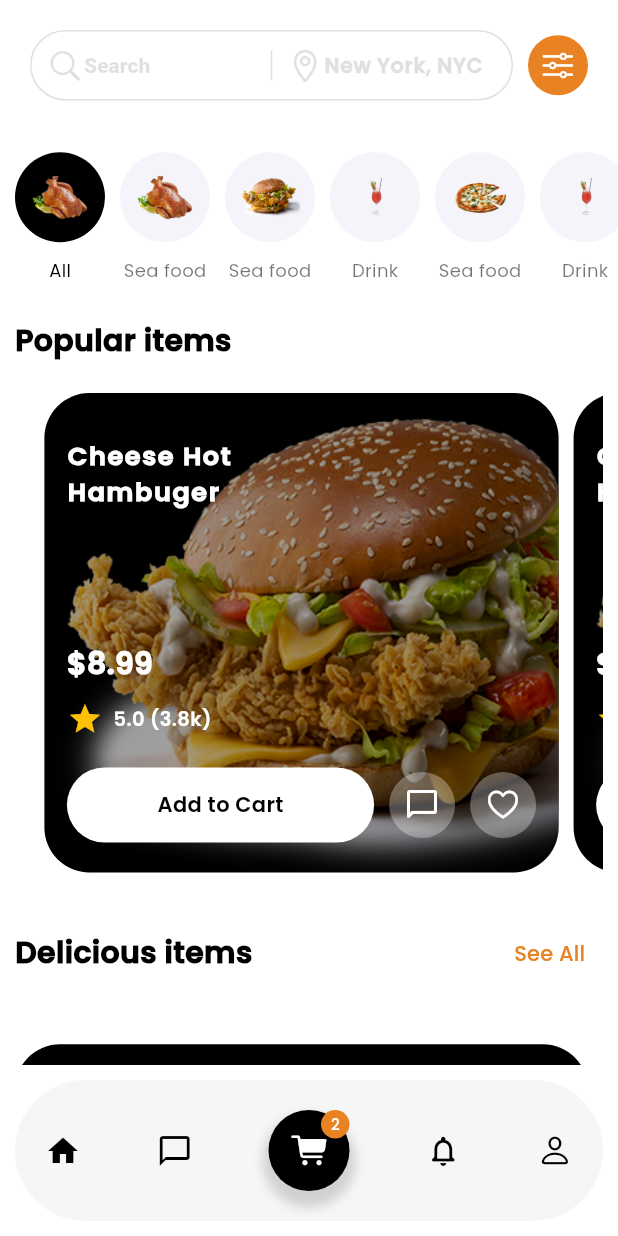
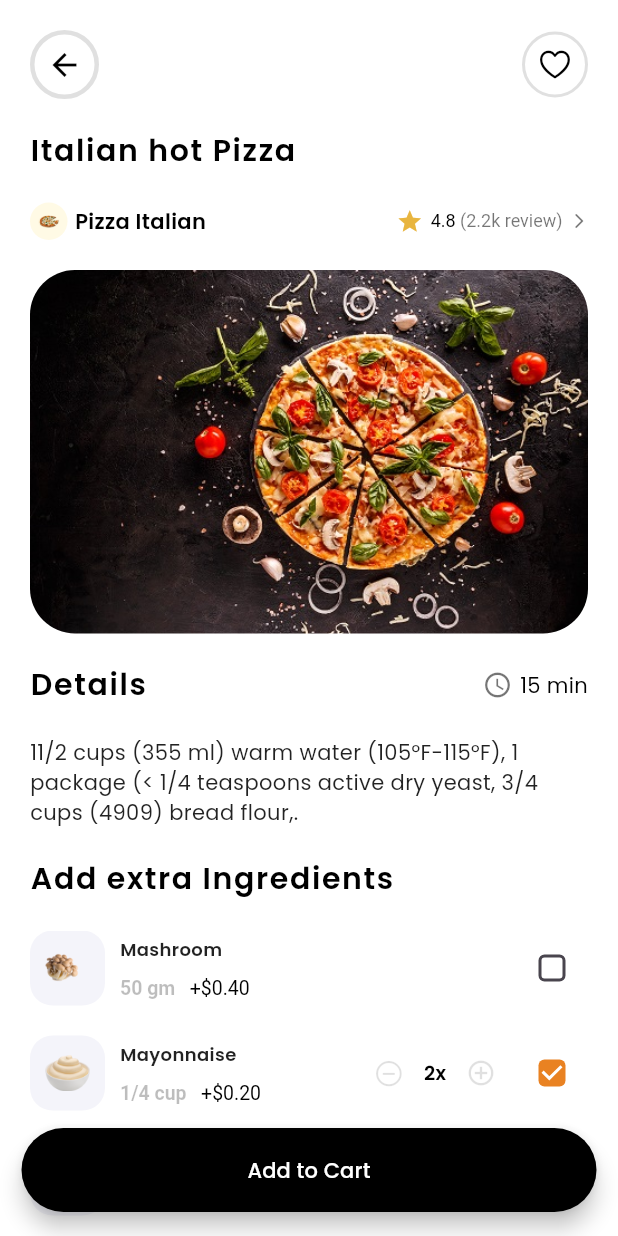
Before and after one commit to christ-dev19/freestyles, a Flutter app: the screen it shows after launch, on a phone screen of 412 x 824 dp. Run offline on Flutter 3.47's test engine with Material 2 defaults, Android fonts, the phone set to English and light mode, and no system bars.

Commit message:
fix FoodOrderingApp2.dart

```diff
--- a/lib/core/AppRouting.dart
+++ b/lib/core/AppRouting.dart
@@ -7,6 +7,7 @@ import '../screens/CorporateWellnessPage.dart';
 import '../screens/CorporateWellnessWithModalPage.dart';
 import '../screens/DragableCustom.dart';
 import '../screens/FoodOrderingApp/FoodOrderingApp1.dart';
+import '../screens/FoodOrderingApp/FoodOrderingApp2.dart';
 import '../screens/MyHomePage.dart';
 import '../screens/RegisterPage.dart';
 
@@ -15,6 +16,7 @@ class AppRouting {
   static const login = "login";
   static const register = "register";
   static const foodOrderingApp1 = "FoodOrderingApp1";
+  static const foodOrderingApp2 = "FoodOrderingApp2";
   static const corporateWellness = "corporateWellness";
   static const corporateWellnessWithModalPage =
       "CorporateWellnessWithModalPage";
@@ -51,6 +53,10 @@ class AppRouting {
         return MaterialPageRoute(builder: (_) {
           return const FoodOrderingApp1();
         });
+        case foodOrderingApp2:
+        return MaterialPageRoute(builder: (_) {
+          return const FoodOrderingApp2();
+        });
       case corporateWellnessWithModalPage:
         return MaterialPageRoute(builder: (_) {
           return const CorporateWellnessWithModalPage();
--- a/lib/main.dart
+++ b/lib/main.dart
@@ -15,7 +15,7 @@ class MyApp extends StatelessWidget {
     return MaterialApp(
       title: 'Flutter Demo',
       debugShowCheckedModeBanner: false,
-      initialRoute: AppRouting.foodOrderingApp1,
+      initialRoute: AppRouting.foodOrderingApp2,
       onGenerateRoute: (settings) => AppRouting.onGenerateRoute(settings),
       onGenerateTitle: (context) {
         return "context";
--- a/lib/screens/FoodOrderingApp/FoodOrderingApp1.dart
+++ b/lib/screens/FoodOrderingApp/FoodOrderingApp1.dart
@@ -5,6 +5,8 @@ import 'package:flutter/material.dart';
 import 'package:flutter/services.dart';
 import 'package:intl/intl.dart';
 import 'package:vector_math/vector_math.dart' as vm;
+
+import '../../core/AppRouting.dart';
 
 Color colorOrange = const Color.fromRGBO(233, 130, 34, 1);
 Color colorGrey = const Color.fromRGBO(216, 216, 236, 0.28627450980392155);
@@ -406,7 +408,11 @@ class ItemWidget extends StatelessWidget {
     var size = MediaQuery.of(context).size;
     NumberFormat numberFormat = NumberFormat.simpleCurrency(locale: 'en_US');
 
-    return Container(
+    return GestureDetector(
+      onTap: () {
+        Navigator.pushNamed(context, AppRouting.foodOrderingApp2);
+      },
+      child: Container(
         margin: const EdgeInsets.only(right: 10, bottom: 10),
         decoration: BoxDecoration(
           color: Colors.black,
@@ -414,7 +420,8 @@ class ItemWidget extends StatelessWidget {
             image: AssetImage(data['image']),
             fit: BoxFit.cover,
             alignment: Alignment.centerLeft,
-          colorFilter: const ColorFilter.mode(Colors.black38, BlendMode.srcATop),
+            colorFilter:
+                const ColorFilter.mode(Colors.black38, BlendMode.srcATop),
           ),
           borderRadius: const BorderRadius.all(
             Radius.circular(30),
@@ -515,6 +522,7 @@ class ItemWidget extends StatelessWidget {
             ],
           ),
         ),
+      ),
     );
   }
 }
--- /dev/null
+++ b/lib/screens/FoodOrderingApp/FoodOrderingApp2.dart
@@ -0,0 +1,462 @@
+import 'dart:math';
+
+import 'package:flutter/cupertino.dart';
+import 'package:flutter/material.dart';
+import 'package:flutter/services.dart';
+import 'package:freestyles/core/AppRouting.dart';
+import 'package:intl/intl.dart';
+
+Color colorOrange = const Color.fromRGBO(233, 130, 34, 1);
+Color colorGrey = const Color.fromRGBO(216, 216, 236, 0.28627450980392155);
+
+class FoodOrderingApp2 extends StatefulWidget {
+  const FoodOrderingApp2({super.key});
+
+  @override
+  State<FoodOrderingApp2> createState() => _FoodOrderingApp2State();
+}
+
+class _FoodOrderingApp2State extends State<FoodOrderingApp2> {
+  List<dynamic> ingredients = [
+    {
+      "id": Random().nextInt(900),
+      "portion": "50 gm",
+      "name": "Mashroom",
+      "quantity": 0,
+      "price": 0.40,
+      "checked": false,
+      "image": "assets/images/FoodOrderingApp/beech-isolated-white.png",
+    },
+    {
+      "id": Random().nextInt(900),
+      "portion": "1/4 cup",
+      "name": "Mayonnaise",
+      "quantity": 2,
+      "price": 0.20,
+      "checked": true,
+      "image": "assets/images/FoodOrderingApp/mayonnaise.png",
+    },
+    {
+      "id": Random().nextInt(900),
+      "portion": "1/2 cup",
+      "name": "Peeled boilied egg",
+      "quantity": 0,
+      "price": 0.20,
+      "checked": false,
+      "image": "assets/images/FoodOrderingApp/iso-egg.png",
+    },
+    {
+      "id": Random().nextInt(900),
+      "portion": "1/3 cup",
+      "name": "Lemon juce",
+      "quantity": 1,
+      "price": 0.20,
+      "checked": true,
+      "image": "assets/images/FoodOrderingApp/Lemon-Juice.png",
+    },
+    {
+      "id": Random().nextInt(900),
+      "portion": "50 gm",
+      "name": "Mashroom",
+      "quantity": 0,
+      "price": 0.40,
+      "checked": false,
+      "image": "assets/images/FoodOrderingApp/beech-isolated-white.png",
+    },
+    {
+      "id": Random().nextInt(900),
+      "portion": "1/4 cup",
+      "name": "Mayonnaise",
+      "quantity": 2,
+      "price": 0.20,
+      "checked": true,
+      "image": "assets/images/FoodOrderingApp/mayonnaise.png",
+    },
+    {
+      "id": Random().nextInt(900),
+      "portion": "1/2 cup",
+      "name": "Peeled boilied egg",
+      "quantity": 0,
+      "price": 0.20,
+      "checked": false,
+      "image": "assets/images/FoodOrderingApp/iso-egg.png",
+    },
+  ];
+  List<dynamic> ingredientsSelected = [];
+
+  NumberFormat numberFormat = new NumberFormat.simpleCurrency();
+
+  @override
+  Widget build(BuildContext context) {
+    Size size = MediaQuery.of(context).size;
+    return AnnotatedRegion<SystemUiOverlayStyle>(
+      value: const SystemUiOverlayStyle(
+        statusBarColor: Colors.white,
+        statusBarIconBrightness: Brightness.dark,
+      ),
+      child: Scaffold(
+        backgroundColor: Colors.white,
+        body: SafeArea(
+          child: SizedBox(
+            width: size.width,
+            height: size.height,
+            child: SingleChildScrollView(
+              padding: const EdgeInsets.all(20),
+              child: Column(
+                crossAxisAlignment: CrossAxisAlignment.start,
+                children: [
+                  Container(
+                    margin: const EdgeInsets.only(bottom: 20),
+                    child: Row(
+                      mainAxisAlignment: MainAxisAlignment.spaceBetween,
+                      crossAxisAlignment: CrossAxisAlignment.center,
+                      children: [
+                        GestureDetector(
+                          onTap: () {
+                            Navigator.pushNamed(
+                                context, AppRouting.foodOrderingApp1);
+                          },
+                          child: Container(
+                            padding: const EdgeInsets.all(8),
+                            decoration: BoxDecoration(
+                              shape: BoxShape.circle,
+                              border: Border.all(
+                                color: Colors.black12,
+                                width: 3,
+                              ),
+                            ),
+                            child: const Icon(
+                              Icons.arrow_back,
+                              color: Colors.black,
+                            ),
+                          ),
+                        ),
+                        Container(
+                          padding: const EdgeInsets.all(8),
+                          decoration: BoxDecoration(
+                            shape: BoxShape.circle,
+                            border: Border.all(
+                              color: Colors.black12,
+                              width: 2,
+                            ),
+                          ),
+                          child: const Icon(
+                            CupertinoIcons.heart,
+                            color: Colors.black,
+                          ),
+                        ),
+                      ],
+                    ),
+                  ),
+                  const Padding(
+                    padding: EdgeInsets.only(bottom: 20.0),
+                    child: Text(
+                      "Italian hot Pizza",
+                      maxLines: 2,
+                      overflow: TextOverflow.ellipsis,
+                      textAlign: TextAlign.start,
+                      style: TextStyle(
+                          color: Colors.black,
+                          fontWeight: FontWeight.w700,
+                          fontSize: 20,
+                          letterSpacing: 1.1),
+                    ),
+                  ),
+                  Padding(
+                    padding: const EdgeInsets.only(bottom: 20.0),
+                    child: Row(
+                      mainAxisAlignment: MainAxisAlignment.spaceBetween,
+                      crossAxisAlignment: CrossAxisAlignment.center,
+                      children: [
+                        Container(
+                          width: 25,
+                          height: 25,
+                          padding: const EdgeInsets.all(5),
+                          decoration: BoxDecoration(
+                            color: Colors.amberAccent.shade100.withOpacity(.2),
+                            shape: BoxShape.circle,
+                          ),
+                          child: Image.asset(
+                            'assets/images/FoodOrderingApp/pizza.png',
+                            fit: BoxFit.contain,
+                          ),
+                        ),
+                        const SizedBox(width: 5),
+                        const Expanded(
+                          child: Text(
+                            "Pizza Italian",
+                            maxLines: 1,
+                            overflow: TextOverflow.ellipsis,
+                            textAlign: TextAlign.start,
+                            style: TextStyle(
+                                color: Colors.black,
+                                fontWeight: FontWeight.w700),
+                          ),
+                        ),
+                        const SizedBox(width: 5),
+                        const Icon(
+                          Icons.star,
+                          size: 18,
+                          color: Color.fromRGBO(232, 181, 63, 1),
+                        ),
+                        const SizedBox(width: 5),
+                        RichText(
+                          overflow: TextOverflow.ellipsis,
+                          maxLines: 1,
+                          text: const TextSpan(
+                            text: "4.8",
+                            style: TextStyle(
+                              color: Colors.black,
+                              fontSize: 12,
+                            ),
+                            children: [
+                              TextSpan(
+                                text: " (2.2k review)",
+                                style: TextStyle(
+                                  color: Colors.black54,
+                                ),
+                              )
+                            ],
+                          ),
+                        ),
+                        const SizedBox(width: 5),
+                        const Icon(
+                          Icons.arrow_forward_ios_rounded,
+                          color: Colors.black54,
+                          size: 12,
+                        ),
+                      ],
+                    ),
+                  ),
+                  Container(
+                    width: size.width,
+                    height: size.height / 3.4,
+                    margin: const EdgeInsets.only(bottom: 20),
+                    decoration: BoxDecoration(
+                      shape: BoxShape.rectangle,
+                      borderRadius: BorderRadius.circular(30),
+                      image: const DecorationImage(
+                        image: AssetImage(
+                            "assets/images/FoodOrderingApp/pizza-a-Aix-en-Province-img.jpg"),
+                        fit: BoxFit.cover,
+                      ),
+                    ),
+                  ),
+                  const Row(
+                    mainAxisAlignment: MainAxisAlignment.spaceBetween,
+                    crossAxisAlignment: CrossAxisAlignment.center,
+                    children: [
+                      Expanded(
+                        child: Text(
+                          "Details",
+                          style: TextStyle(
+                              color: Colors.black,
+                              fontWeight: FontWeight.w700,
+                              fontSize: 20,
+                              letterSpacing: 1.1),
+                        ),
+                      ),
+                      Icon(
+                        Icons.access_time,
+                        size: 20,
+                        color: Colors.black54,
+                      ),
+                      SizedBox(width: 5),
+                      Text(
+                        "15 min",
+                        style: TextStyle(
+                          color: Colors.black,
+                          fontSize: 14,
+                        ),
+                      ),
+                    ],
+                  ),
+                  Container(
+                    margin: const EdgeInsets.symmetric(vertical: 20),
+                    child: const Text(
+                      "11/2 cups (355 ml) warm water (105°F-115°F), 1 package (< 1/4 teaspoons active dry yeast, 3/4 cups (4909) bread flour,.",
+                      maxLines: 4,
+                      overflow: TextOverflow.ellipsis,
+                      textAlign: TextAlign.start,
+                      style: TextStyle(
+                        color: Colors.black87,
+                        fontSize: 14,
+                      ),
+                    ),
+                  ),
+                  const Text(
+                    "Add extra Ingredients",
+                    maxLines: 1,
+                    overflow: TextOverflow.ellipsis,
+                    textAlign: TextAlign.start,
+                    style: TextStyle(
+                        color: Colors.black,
+                        fontWeight: FontWeight.w700,
+                        fontSize: 20,
+                        letterSpacing: 1.1),
+                  ),
+                  Container(
+                    width: size.width,
+                    height: size.height / 2,
+                    margin: const EdgeInsets.only(top: 20),
+                    child: ListView.separated(
+                      itemCount: ingredients.length,
+                      separatorBuilder: (ctx, index) => SizedBox(
+                        height: index == ingredients.length ? 0 : 20,
+                      ),
+                      itemBuilder: (ctx, index) {
+                        return IngredientItem(ctx, data: ingredients[index]);
+                      },
+                    ),
+                  ),
+                ],
+              ),
+            ),
+          ),
+        ),
+        floatingActionButtonLocation: FloatingActionButtonLocation.centerFloat,
+        floatingActionButton: FloatingActionButton.extended(
+          onPressed: () {},
+          isExtended: true,
+          backgroundColor: Colors.black,
+          shape: RoundedRectangleBorder(
+              borderRadius: BorderRadius.circular(size.width)),
+          label: SizedBox(
+            width: size.width / 1.2,
+            child: const Text(
+              "Add to Cart",
+              textAlign: TextAlign.center,
+              style: TextStyle(
+                color: Colors.white,
+                fontSize: 14,
+              ),
+            ),
+          ),
+        ),
+      ),
+    );
+  }
+
+  Widget IngredientItem(BuildContext ctx, {required data}) {
+    return Row(
+      mainAxisAlignment: MainAxisAlignment.spaceBetween,
+      crossAxisAlignment: CrossAxisAlignment.center,
+      children: [
+        Expanded(
+          flex: 2,
+          child: Row(
+            mainAxisAlignment: MainAxisAlignment.start,
+            crossAxisAlignment: CrossAxisAlignment.center,
+            children: [
+              Container(
+                width: 50,
+                height: 50,
+                padding: const EdgeInsets.all(10),
+                margin: const EdgeInsets.only(right: 10),
+                decoration: BoxDecoration(
+                  shape: BoxShape.rectangle,
+                  borderRadius: BorderRadius.circular(15),
+                  color: colorGrey,
+                ),
+                child: Image.asset(
+                  data['image'],
+                  fit: BoxFit.contain,
+                ),
+              ),
+              Column(
+                crossAxisAlignment: CrossAxisAlignment.start,
+                mainAxisAlignment: MainAxisAlignment.spaceBetween,
+                children: [
+                  Text(
+                    data['name'],
+                    maxLines: 2,
+                    overflow: TextOverflow.ellipsis,
+                    style: const TextStyle(
+                        color: Colors.black87,
+                        fontSize: 12,
+                        fontWeight: FontWeight.w700),
+                  ),
+                  Padding(
+                    padding: const EdgeInsets.only(top: 10.0),
+                    child: RichText(
+                      text: TextSpan(
+                        text: "${data['portion']} ",
+                        style: const TextStyle(
+                            color: Colors.black26,
+                            fontSize: 13,
+                            fontWeight: FontWeight.w700),
+                        children: [
+                          TextSpan(
+                            text: "  +${numberFormat.format(data['price'])}",
+                            style: const TextStyle(
+                                color: Colors.black,
+                                fontWeight: FontWeight.normal),
+                          ),
+                        ],
+                      ),
+                    ),
+                  ),
+                ],
+              ),
+            ],
+          ),
+        ),
+        Visibility(
+          visible: data['checked'] ?? false,
+          child: Expanded(
+            child: Row(
+              mainAxisAlignment: MainAxisAlignment.spaceEvenly,
+              crossAxisAlignment: CrossAxisAlignment.center,
+              children: [
+                GestureDetector(
+                  onTap: () {
+                    data['quantity']--;
+                    setState(() {});
+                  },
+                  child: const Icon(
+                    CupertinoIcons.minus_circle,
+                    color: Colors.black12,
+                    size: 20,
+                  ),
+                ),
+                Text(
+                  "${data['quantity']}x",
+                  style: const TextStyle(
+                    color: Colors.black,
+                    fontSize: 13,
+                    fontWeight: FontWeight.w700,
+                  ),
+                ),
+                GestureDetector(
+                  onTap: () {
+                    data['quantity']++;
+                    setState(() {});
+                  },
+                  child: const Icon(
+                    Icons.add_circle_outline,
+                    color: Colors.black12,
+                    size: 20,
+                  ),
+                )
+              ],
+            ),
+          ),
+        ),
+        Checkbox(
+          value: data['checked'],
+          tristate: false,
+          onChanged: (val) {
+            data['checked'] = val;
+            data['quantity'] = 1;
+
+            setState(() {});
+          },
+          activeColor: colorOrange,
+          shape: RoundedRectangleBorder(
+            borderRadius: BorderRadius.circular(4),
+          ),
+        ),
+      ],
+    );
+  }
+}
```
Also changed, not shown: assets/images/FoodOrderingApp/Lemon-Juice.png (added), assets/images/FoodOrderingApp/beech-isolated-white.png (added), assets/images/FoodOrderingApp/cuisse-poulet.jpg (added), assets/images/FoodOrderingApp/hot-italian-pizza-cutout-png.webp (added), assets/images/FoodOrderingApp/iso-egg.png (added), assets/images/FoodOrderingApp/mayonnaise.png (added), assets/images/FoodOrderingApp/pizza-a-Aix-en-Province-img.jpg (added). Lines whose indentation alone changed are shown as unchanged.
